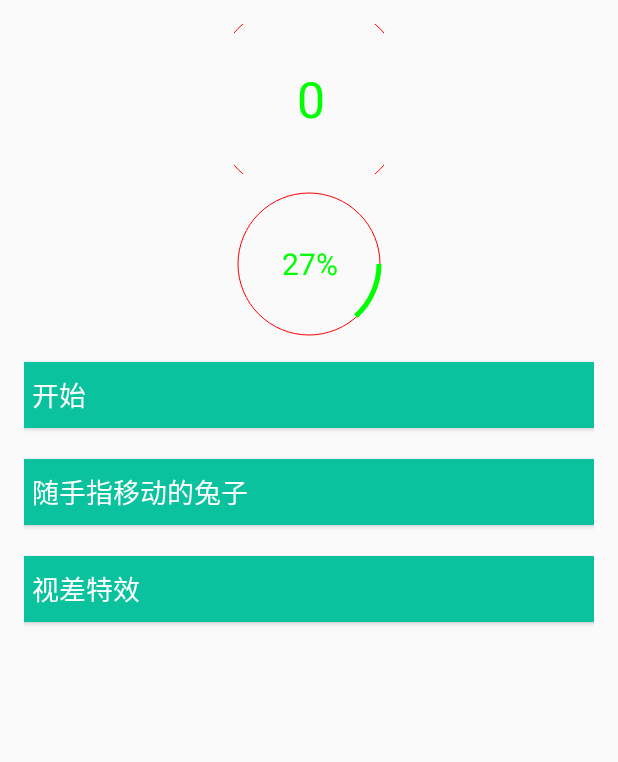
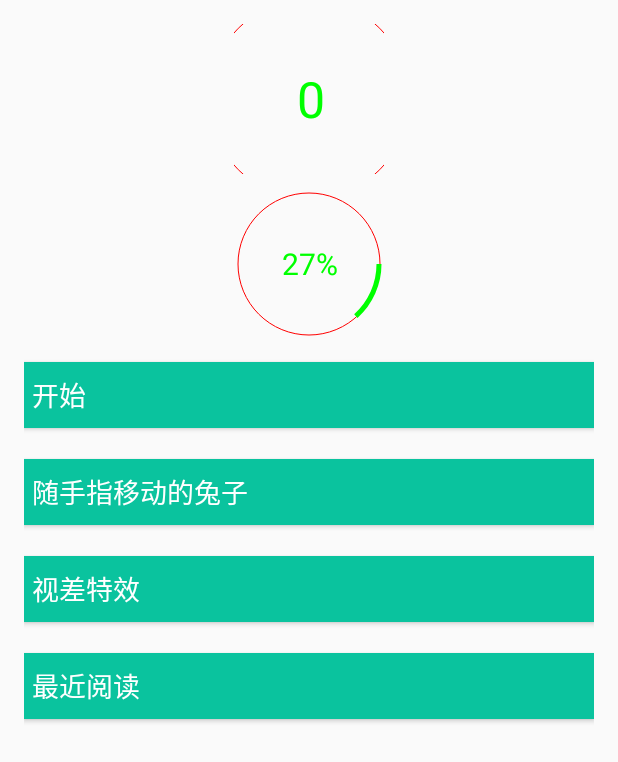
Before and after one commit to ye361571404/AndroidDemo, an Android app: the CustomViewActivity screen opened directly, with no data from a screen before it, after a tap on "开始", on a phone screen of 412 x 824 dp. Shown: the top 762 px of the screen. Run offline under Robolectric (Android 15) with nearby library versions, the phone set to English and light mode, and no system bars; our stand-ins replace ButterKnife.

```diff
--- a/app/src/main/java/hua/demo/feature/customview/activity/CustomViewActivity.java
+++ b/app/src/main/java/hua/demo/feature/customview/activity/CustomViewActivity.java
@@ -23,6 +23,8 @@ public class CustomViewActivity extends BaseActivity {
     Button mBtnRabbit;
     @Bind(R.id.btn_parallax_effects)
     Button mBtnParallaxEffects;
+    @Bind(R.id.btn_recent_read)
+    Button mBtnRecentRead;
 
     private int max = 200;
     private int progress;
@@ -49,7 +51,7 @@ public class CustomViewActivity extends BaseActivity {
     }
 
 
-    @OnClick({R.id.btn_start,R.id.btn_rabbit,R.id.btn_parallax_effects})
+    @OnClick({R.id.btn_start,R.id.btn_rabbit,R.id.btn_parallax_effects,R.id.btn_recent_read})
     public void onClick(View view) {
         switch (view.getId()) {
             case R.id.btn_start:
@@ -61,7 +63,17 @@ public class CustomViewActivity extends BaseActivity {
             case R.id.btn_parallax_effects:
                 parallaxEffects();
                 break;
+            case R.id.btn_recent_read:
+                recentRead();
+                break;
         }
+    }
+
+    /**
+     * 最近阅读
+     */
+    private void recentRead() {
+        startActivity(new Intent(mContext,RecentReadActivity.class));
     }
 
     /**
--- a/app/src/main/java/hua/demo/feature/customview/view/RabbitView.java
+++ b/app/src/main/java/hua/demo/feature/customview/view/RabbitView.java
@@ -41,6 +41,9 @@ public class RabbitView extends View {
     }
 
     private void init() {
+        // 处理该自定义控件写在布局里面时,onDraw()方法不执行
+        setWillNotDraw(false);
+
         bitmapX = 50; // 设置兔子的默认显示位置的X坐标
         bitmapY = 50; // 设置兔子的默认显示位置的Y坐标
     }
--- a/app/src/main/java/hua/demo/feature/recyclerview/adapter/RecyclerViewAdapter.java
+++ b/app/src/main/java/hua/demo/feature/recyclerview/adapter/RecyclerViewAdapter.java
@@ -24,6 +24,7 @@ public class RecyclerViewAdapter extends RecyclerView.Adapter<RecyclerViewAdapte
 
     @Override
     public ViewHolder onCreateViewHolder(ViewGroup viewGroup, int viewType) {
+        // ViewHolder的item.xml如果使用LinearLayout有可能出现match_parent失效
         View view = LayoutInflater.from(viewGroup.getContext()).inflate(R.layout.item_recyclerview, viewGroup, false);
         return new ViewHolder(view);
     }
--- a/app/src/main/res/layout/custom_view_activity.xml
+++ b/app/src/main/res/layout/custom_view_activity.xml
@@ -36,5 +36,10 @@
         android:text="视差特效"
         style="@style/AppTheme.Button.Green" />
 
+    <Button
+        android:id="@+id/btn_recent_read"
+        android:text="最近阅读"
+        style="@style/AppTheme.Button.Green" />
+
 
 </LinearLayout>
```
Also changed, not shown: app/src/main/AndroidManifest.xml (+5 -2 lines), app/src/main/java/hua/demo/feature/customview/activity/RecentReadActivity.java (added, +15 -0 lines), app/src/main/java/hua/demo/feature/customview/view/ParallaxEffectsListView.java (+7 -0 lines), app/src/main/res/layout/activity_recent_read.xml (added, +13 -0 lines).
